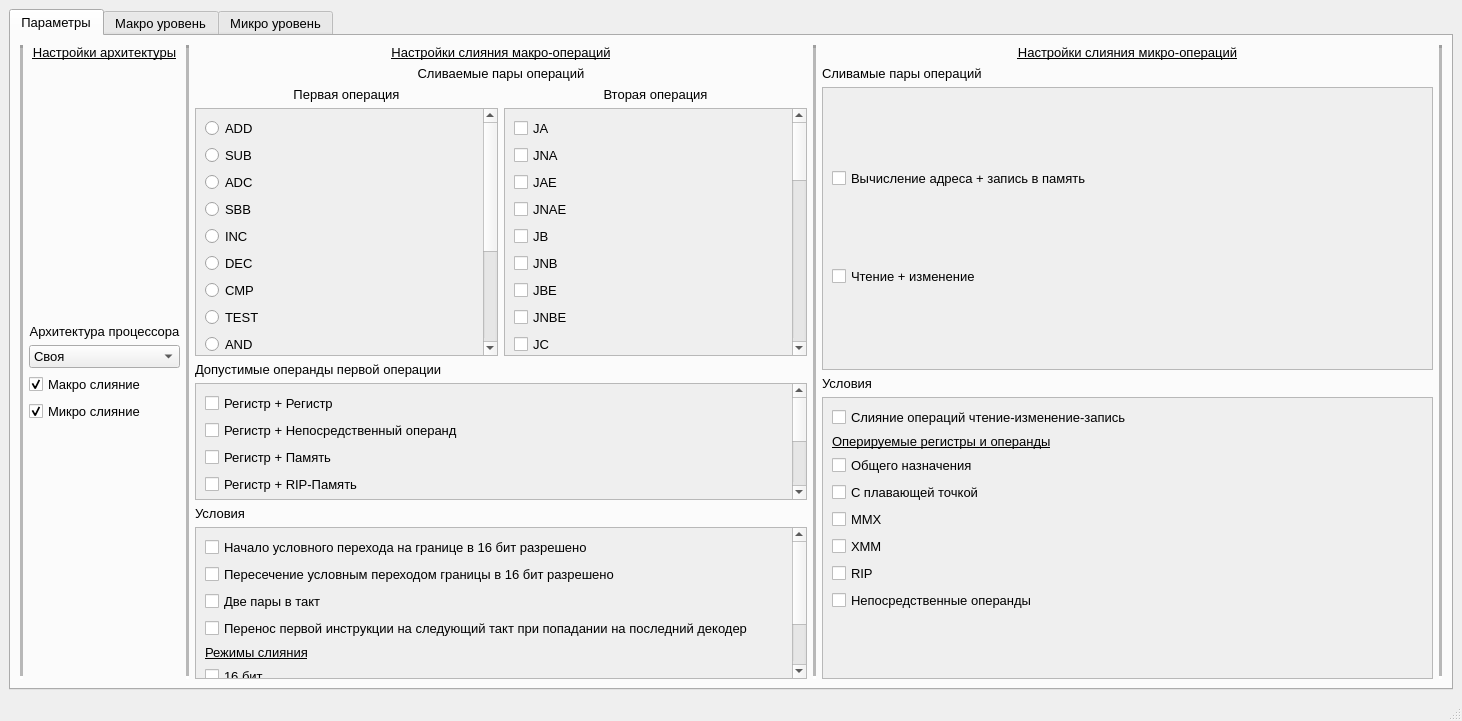
Above: mainwindow.ui from Nemilad/Fusion_Simulator before the change. Below: the same form after it.
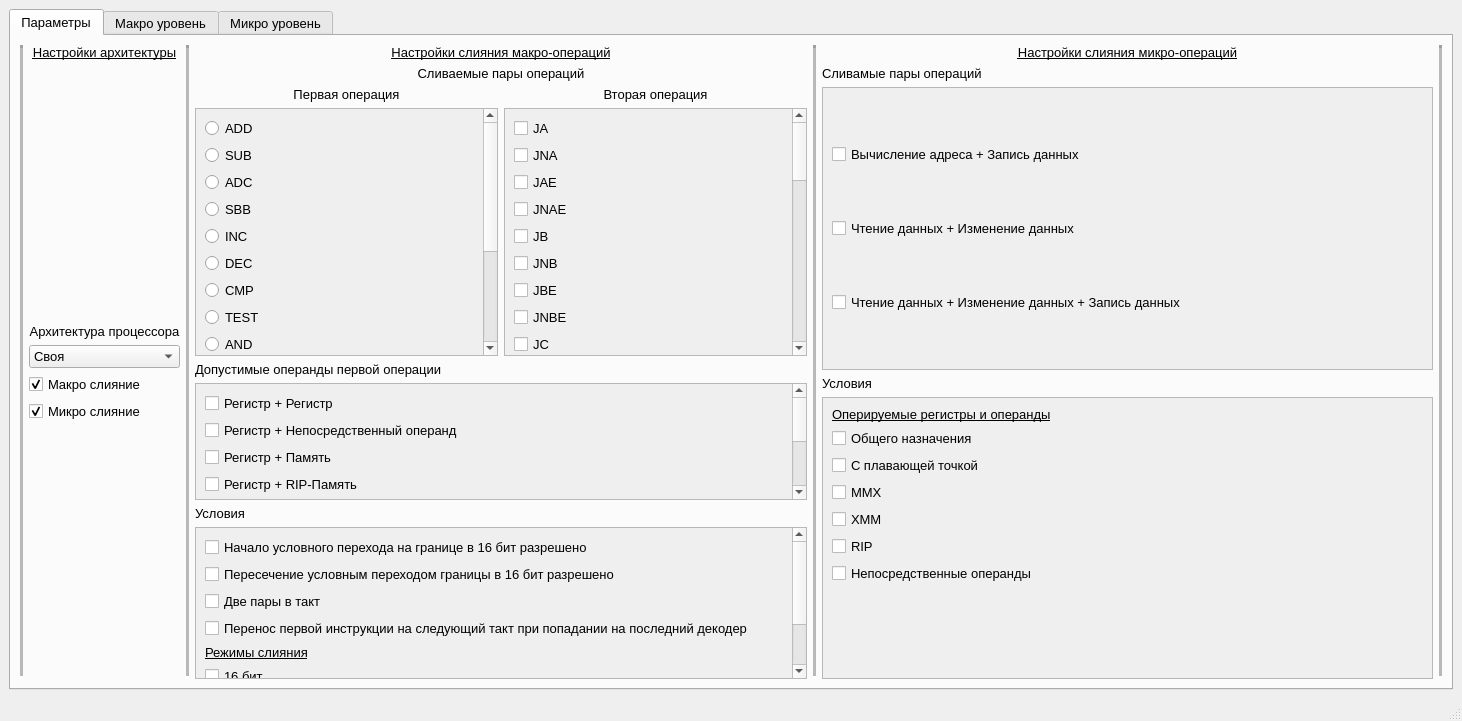
That is the form after the change.

Commit message: Micro table

The edit to the form file:
```diff
--- a/mainwindow.ui
+++ b/mainwindow.ui
@@ -1088,7 +1088,7 @@
                  </font>
                 </property>
                 <property name="text">
-                 <string>Вычисление адреса + запись в память</string>
+                 <string>Вычисление адреса + Запись данных</string>
                 </property>
                </widget>
               </item>
@@ -1100,7 +1100,19 @@
                  </font>
                 </property>
                 <property name="text">
-                 <string>Чтение + изменение</string>
+                 <string>Чтение данных + Изменение данных</string>
+                </property>
+               </widget>
+              </item>
+              <item>
+               <widget class="QCheckBox" name="checkBox_Read_Modify_Write">
+                <property name="font">
+                 <font>
+                  <pointsize>10</pointsize>
+                 </font>
+                </property>
+                <property name="text">
+                 <string>Чтение данных + Изменение данных + Запись данных</string>
                 </property>
                </widget>
               </item>
@@ -1147,18 +1159,6 @@
               </rect>
              </property>
              <layout class="QVBoxLayout" name="verticalLayout_10">
-              <item>
-               <widget class="QCheckBox" name="checkBox_micro_Read_Modify_Write">
-                <property name="font">
-                 <font>
-                  <pointsize>10</pointsize>
-                 </font>
-                </property>
-                <property name="text">
-                 <string>Слияние операций чтение-изменение-запись</string>
-                </property>
-               </widget>
-              </item>
               <item>
                <widget class="QLabel" name="label_micro_operated_registers">
                 <property name="font">
```
The commit also changes 2 other files.
